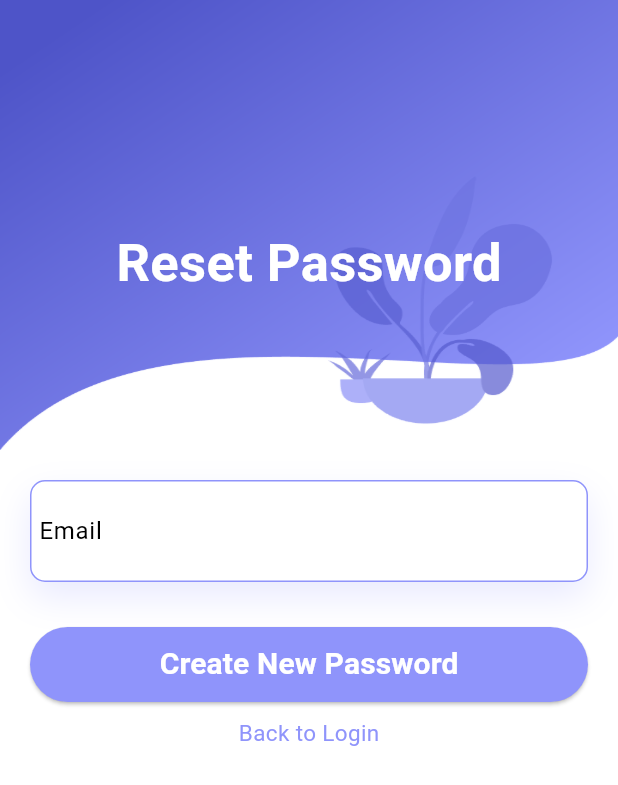
After one commit to MokshIITRpr/FestEaze, a Flutter app: the ForgotPass screen opened by its route, on a phone screen of 412 x 824 dp. The commit adds this screen. Shown: the top 785 px of the screen. Run offline on Flutter 3.47's test engine with Material 3 defaults, Android fonts, the phone set to English and light mode, and no system bars; our stand-ins replace animate_do, cloud_firestore, firebase_auth, firebase_core, google_maps_flutter, qr_flutter; accounts and stored records are empty.

Commit message:
Forgot Pass Done

```diff
--- a/lib/main.dart
+++ b/lib/main.dart
@@ -1,3 +1,4 @@
+import 'package:fest_app/pages/Homepages/ForgotPass/forgot_pass.dart';
 import 'package:firebase_auth/firebase_auth.dart';
 import 'package:flutter/material.dart';
 import 'pages/Homepages/Login/loginMainScreen.dart';
@@ -48,6 +49,7 @@ class MainApp extends StatelessWidget {
       routes: {
         '/loginScreen': (context) => LoginMainScreen(),
         '/signupPage': (context) => SignupPage(),
+        '/forgotPassword': (context) => ForgotPass(),
         '/homeScreen': (context) => HomeMainScreen(),
         '/verificationScreen': (context) => SignupVerificationPage(),
       },
--- a/lib/messages/messages.dart
+++ b/lib/messages/messages.dart
@@ -5,7 +5,7 @@ const String passwordMessage = "Password";
 const String loginMessage = "Login";
 const String emailMessage = "Email";
 const String signupMessage = "Signup";
-const String forgotPassword = "Forgot Password";
+const String forgotPassword = "Forgot Your Password ?";
 const String signupHere = "Signup Here !";
 const String haveAnAccountMessage = "Already Have an Account?";
 const String verifyingEmailMessage =
--- /dev/null
+++ b/lib/pages/Homepages/ForgotPass/forgot_pass.dart
@@ -0,0 +1,158 @@
+import 'package:firebase_auth/firebase_auth.dart';
+import 'package:flutter/material.dart';
+import 'package:animate_do/animate_do.dart';
+
+class ForgotPass extends StatefulWidget {
+  const ForgotPass({super.key});
+
+  @override
+  State<ForgotPass> createState() => _ForgotPassState();
+}
+
+class _ForgotPassState extends State<ForgotPass> {
+  final TextEditingController emailController = TextEditingController();
+  final FirebaseAuth _auth = FirebaseAuth.instance;
+
+  @override
+  void dispose() {
+    emailController.dispose();
+    super.dispose();
+  }
+
+  /// Function to reset password
+  Future<void> resetPassword() async {
+    String email = emailController.text.trim();
+    if (email.isEmpty) {
+      ScaffoldMessenger.of(context)
+          .showSnackBar(SnackBar(content: Text('Please enter your email')));
+      return;
+    }
+    try {
+      await _auth.sendPasswordResetEmail(email: email);
+      ScaffoldMessenger.of(context).showSnackBar(
+        SnackBar(content: Text('Password reset email sent!')),
+      );
+    } on FirebaseAuthException catch (e) {
+      ScaffoldMessenger.of(context).showSnackBar(
+        SnackBar(content: Text(e.message ?? 'Error occurred')),
+      );
+    }
+  }
+
+  @override
+  Widget build(BuildContext context) {
+    return Scaffold(
+      backgroundColor: Colors.white,
+      body: SingleChildScrollView(
+        child: Column(
+          children: <Widget>[
+            Container(
+              height: 300,
+              decoration: BoxDecoration(
+                image: DecorationImage(
+                  image: AssetImage('assets/background.png'),
+                  fit: BoxFit.fill,
+                ),
+              ),
+              child: Stack(
+                children: <Widget>[
+                  Positioned(
+                    child: FadeInUp(
+                      duration: Duration(milliseconds: 800),
+                      child: Container(
+                        margin: EdgeInsets.only(top: 50),
+                        child: Center(
+                          child: Text(
+                            "Reset Password",
+                            style: TextStyle(
+                              color: Colors.white,
+                              fontSize: 35,
+                              fontWeight: FontWeight.bold,
+                            ),
+                          ),
+                        ),
+                      ),
+                    ),
+                  )
+                ],
+              ),
+            ),
+            Padding(
+              padding: EdgeInsets.all(20.0),
+              child: Column(
+                children: <Widget>[
+                  FadeInUp(
+                    duration: Duration(milliseconds: 900),
+                    child: Container(
+                      padding: EdgeInsets.all(5),
+                      decoration: BoxDecoration(
+                        color: Colors.white,
+                        borderRadius: BorderRadius.circular(10),
+                        border:
+                            Border.all(color: Color.fromRGBO(143, 148, 251, 1)),
+                        boxShadow: [
+                          BoxShadow(
+                            color: Color.fromRGBO(143, 148, 251, .2),
+                            blurRadius: 20.0,
+                            offset: Offset(0, 10),
+                          )
+                        ],
+                      ),
+                      child: TextField(
+                        controller: emailController,
+                        decoration: InputDecoration(
+                          border: InputBorder.none,
+                          labelText: "Email",
+                          hintText: "Enter your email",
+                          hintStyle: TextStyle(color: Colors.grey[800]),
+                          labelStyle: TextStyle(color: Colors.black),
+                        ),
+                      ),
+                    ),
+                  ),
+                  SizedBox(height: 30),
+                  FadeInUp(
+                    duration: Duration(milliseconds: 1000),
+                    child: Center(
+                      child: ElevatedButton(
+                        style: ElevatedButton.styleFrom(
+                          backgroundColor: Color.fromRGBO(143, 148, 251, 1),
+                          minimumSize: Size(double.infinity, 50),
+                        ),
+                        onPressed: resetPassword,
+                        child: Text(
+                          "Create New Password",
+                          style: TextStyle(
+                              color: Colors.white,
+                              fontSize: 20,
+                              fontWeight: FontWeight.bold),
+                        ),
+                      ),
+                    ),
+                  ),
+                  SizedBox(height: 10),
+                  FadeInUp(
+                    duration: Duration(milliseconds: 1000),
+                    child: GestureDetector(
+                      onTap: () {
+                        Navigator.pop(context);
+                      },
+                      child: Text(
+                        "Back to Login",
+                        style: TextStyle(
+                          color: Color.fromRGBO(143, 148, 251, 1),
+                          fontSize: 15,
+                          fontWeight: FontWeight.w400,
+                        ),
+                      ),
+                    ),
+                  ),
+                ],
+              ),
+            )
+          ],
+        ),
+      ),
+    );
+  }
+}
--- a/lib/pages/Homepages/Login/loginMainScreen.dart
+++ b/lib/pages/Homepages/Login/loginMainScreen.dart
@@ -186,11 +186,15 @@ class _LoginMainScreenState extends State<LoginMainScreen> {
                       ),
                       FadeInUp(
                           duration: Duration(milliseconds: 950),
+                          child: GestureDetector(
+                            onTap: () {
+                              Navigator.pushNamed(context, '/forgotPassword');
+                            },
                           child: Text(
                             forgotPassword,
                             style: TextStyle(
                                 color: Color.fromRGBO(143, 148, 251, 1)),
-                          )),
+                          ))),
                       SizedBox(
                         height: 20,
                       ),
--- a/lib/pages/Homepages/Signup/signupPage.dart
+++ b/lib/pages/Homepages/Signup/signupPage.dart
@@ -243,7 +243,7 @@ class _SignupPageState extends State<SignupPage> {
                     duration: Duration(milliseconds: 1000),
                     child: GestureDetector(
                       onTap: () {
-                        Navigator.pushReplacementNamed(context, '/homeScreen');
+                        Navigator.pop(context);
                       },
                       child: Text(
                         haveAnAccountMessage,
```
